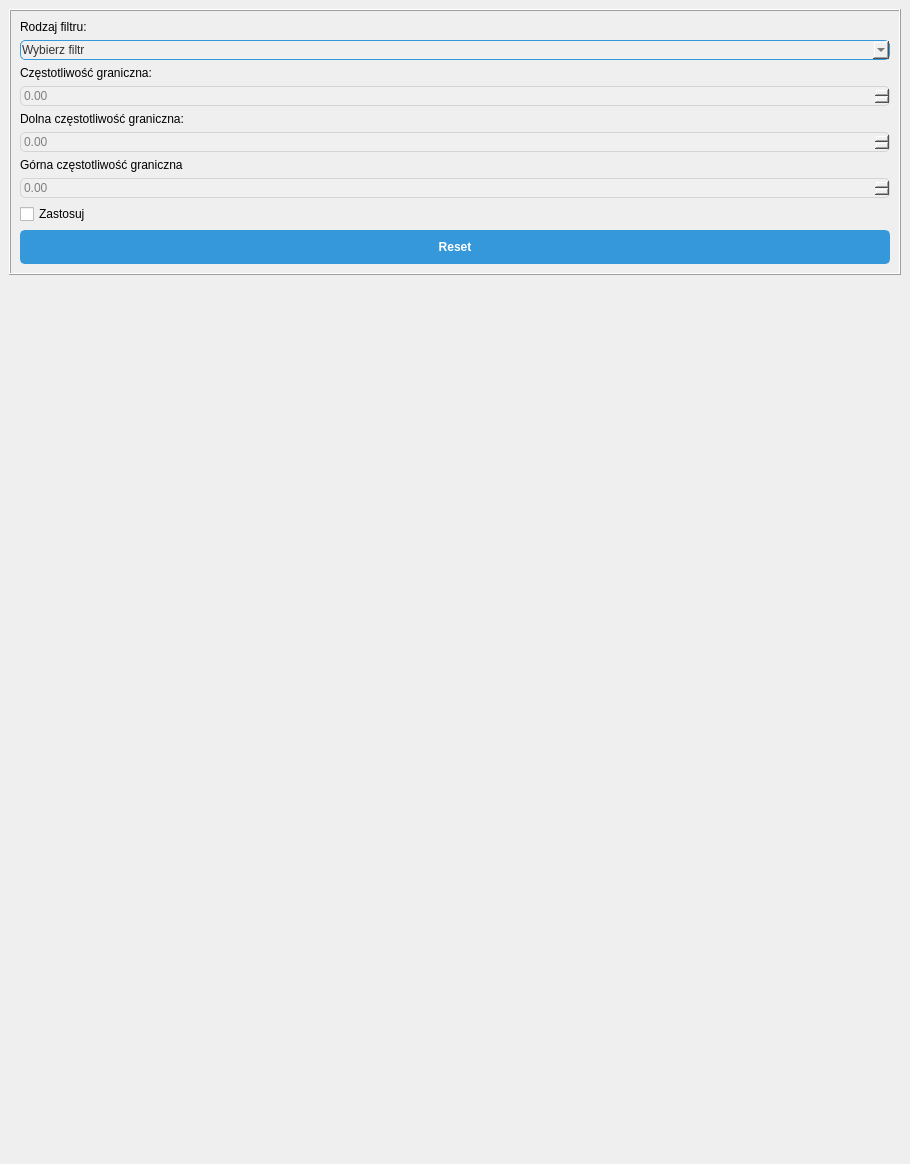
Before: the Qt Designer form dft_window.ui in dominik200029/Praca-dyplomowa, drawn with Qt 5.
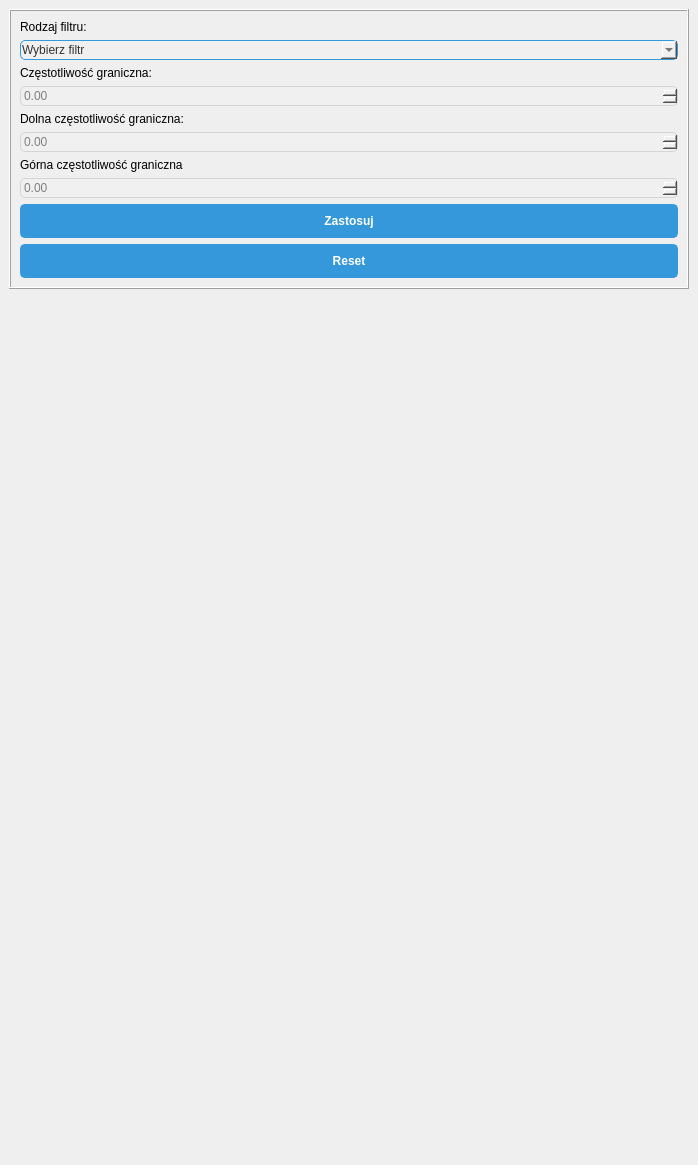
After: the same form once the commit is applied.

The edit to the form file:
```diff
--- a/dft_window.ui
+++ b/dft_window.ui
@@ -6,13 +6,19 @@
    <rect>
     <x>0</x>
     <y>0</y>
-    <width>910</width>
-    <height>1164</height>
+    <width>698</width>
+    <height>1165</height>
    </rect>
   </property>
   <property name="windowTitle">
    <string>DFT</string>
   </property>
+  <property name="tabShape">
+   <enum>QTabWidget::Rounded</enum>
+  </property>
+  <property name="dockNestingEnabled">
+   <bool>false</bool>
+  </property>
   <widget class="QWidget" name="centralwidget">
    <layout class="QVBoxLayout" name="verticalLayout">
     <item alignment="Qt::AlignTop">
@@ -57,59 +63,6 @@
          </property>
         </widget>
        </item>
-       <item row="9" column="0">
-        <widget class="QCheckBox" name="apply_check_box">
-         <property name="text">
-          <string>Zastosuj</string>
-         </property>
-        </widget>
-       </item>
-       <item row="4" column="0">
-        <widget class="QDoubleSpinBox" name="cut_off_edit">
-         <property name="enabled">
-          <bool>false</bool>
-         </property>
-         <property name="styleSheet">
-          <string notr="true">QDoubleSpinBox
- {
-    /* Background color */
-    background-color: #f0f0f0;
-    /* Border */
-    border: 1px solid #3498db;
-    border-radius: 5px;
-    /* Text color */
-    color: #333;
-    /* Padding */
-    padding: 1px;
-}
-QDoubleSpinBox:disabled {
-    color: gray;           /* Text color when disabled */
-    background-color: #f0f0f0;  /* Background color when disabled */
-    border: 1px solid #d4d4d4; /* Border color when disabled */
-}</string>
-         </property>
-         <property name="readOnly">
-          <bool>false</bool>
-         </property>
-         <property name="minimum">
-          <double>-100000.000000000000000</double>
-         </property>
-         <property name="maximum">
-          <double>100000.000000000000000</double>
-         </property>
-        </widget>
-       </item>
-       <item row="5" column="0">
-        <widget class="QLabel" name="label_10">
-         <property name="styleSheet">
-          <string notr="true">QLabel{
-font: 75 italic 10pt &quot;Century Gothic&quot;;}</string>
-         </property>
-         <property name="text">
-          <string>Dolna częstotliwość graniczna:</string>
-         </property>
-        </widget>
-       </item>
        <item row="7" column="0">
         <widget class="QLabel" name="label_11">
          <property name="styleSheet">
@@ -149,7 +102,7 @@
           <bool>false</bool>
          </property>
          <property name="minimum">
-          <double>-100000.000000000000000</double>
+          <double>0.000000000000000</double>
          </property>
          <property name="maximum">
           <double>100000.000000000000000</double>
@@ -213,6 +166,41 @@
          </item>
         </widget>
        </item>
+       <item row="8" column="0">
+        <widget class="QDoubleSpinBox" name="high_cut_off_frequency_spinBox">
+         <property name="enabled">
+          <bool>false</bool>
+         </property>
+         <property name="styleSheet">
+          <string notr="true">QDoubleSpinBox
+ {
+    /* Background color */
+    background-color: #f0f0f0;
+    /* Border */
+    border: 1px solid #3498db;
+    border-radius: 5px;
+    /* Text color */
+    color: #333;
+    /* Padding */
+    padding: 1px;
+}
+QDoubleSpinBox:disabled {
+    color: gray;           /* Text color when disabled */
+    background-color: #f0f0f0;  /* Background color when disabled */
+    border: 1px solid #d4d4d4; /* Border color when disabled */
+}</string>
+         </property>
+         <property name="readOnly">
+          <bool>false</bool>
+         </property>
+         <property name="minimum">
+          <double>0.000000000000000</double>
+         </property>
+         <property name="maximum">
+          <double>100000.000000000000000</double>
+         </property>
+        </widget>
+       </item>
        <item row="3" column="0">
         <widget class="QLabel" name="label_2">
          <property name="styleSheet">
@@ -224,8 +212,19 @@
          </property>
         </widget>
        </item>
-       <item row="8" column="0">
-        <widget class="QDoubleSpinBox" name="high_cut_off">
+       <item row="5" column="0">
+        <widget class="QLabel" name="low_cut_off_frequency_label">
+         <property name="styleSheet">
+          <string notr="true">QLabel{
+font: 75 italic 10pt &quot;Century Gothic&quot;;}</string>
+         </property>
+         <property name="text">
+          <string>Dolna częstotliwość graniczna:</string>
+         </property>
+        </widget>
+       </item>
+       <item row="4" column="0">
+        <widget class="QDoubleSpinBox" name="cut_off_frequency_spinBox">
          <property name="enabled">
           <bool>false</bool>
          </property>
@@ -252,13 +251,44 @@
           <bool>false</bool>
          </property>
          <property name="minimum">
-          <double>-100000.000000000000000</double>
+          <double>0.000000000000000</double>
          </property>
          <property name="maximum">
           <double>100000.000000000000000</double>
          </property>
         </widget>
        </item>
+       <item row="9" column="0">
+        <widget class="QPushButton" name="apply_button">
+         <property name="styleSheet">
+          <string notr="true">QPushButton {
+    /* Set the default appearance for the push button */
+    background-color: #3498db;
+    border: 2px solid #3498db;
+    border-radius: 5px;
+    color: #fff;
+    padding: 8px 12px;
+    font-weight: bold;
+}
+
+QPushButton:hover {
+    /* Change style when the mouse hovers over the button */
+    background-color: #207dbb;
+    border: 2px solid #207dbb;
+}
+
+QPushButton:pressed {
+    /* Change style when the button is pressed */
+    background-color: #266197;
+    border: 2px solid #266197;
+}
+</string>
+         </property>
+         <property name="text">
+          <string>Zastosuj</string>
+         </property>
+        </widget>
+       </item>
       </layout>
      </widget>
     </item>
```
Left out of the diff: 8 changed lines with no effect on the pictures.
